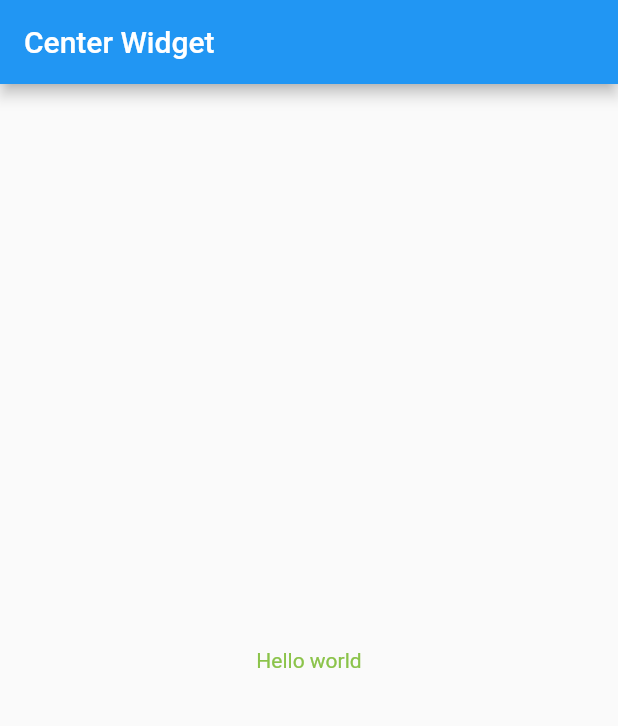
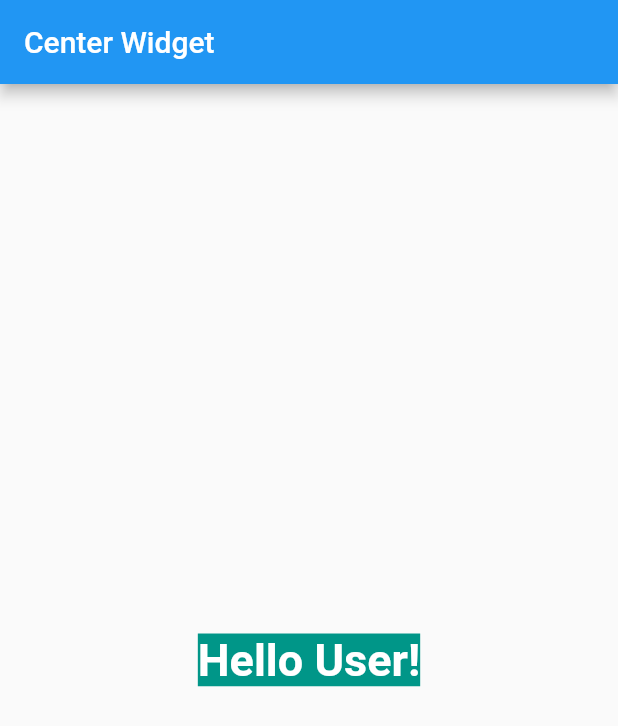
Before and after one commit to rabikrishnayadav/learn_flutter, a Flutter app: the screen it shows after launch, on a phone screen of 412 x 824 dp. Shown: the top 726 px of the screen. Run offline on Flutter 3.47's test engine with Material 2 defaults, Android fonts, the phone set to English and light mode, and no system bars.

Commit message:
Text Widget

```diff
--- a/lib/main.dart
+++ b/lib/main.dart
@@ -33,17 +33,23 @@ class _MyHomePageState extends State<MyHomePage> {
 
   //  Center Widget aligns its child widget to the center of the available space on the screen
 
+  // The Text widget displays a string of text with single style.
+  // The String might break across multiple lines or might all be displayed on the same line depending on the layout
+
   @override
   Widget build(BuildContext context) {
     return Scaffold(
       appBar: AppBar(
         title: const Text("Center Widget"),
       ),
-      body: Center(
-        child: const Text(
-          "Hello world",
+      body: const Center(
+        child: Text(
+          "Hello User!",
           style: TextStyle(
-            color: Colors.lightGreen,
+            fontSize: 30,
+            color: Colors.white,
+            fontWeight: FontWeight.bold,
+            backgroundColor: Colors.teal,
           ),
         ),
       ),
```
